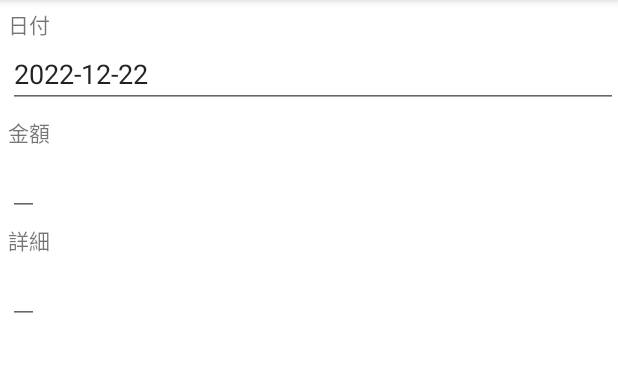
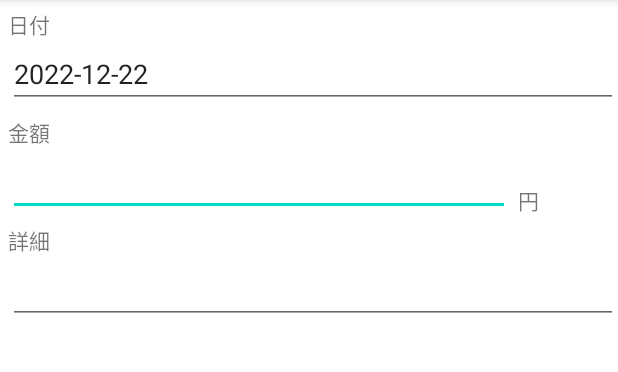
Before and after one commit to PoloLavapies/Kakeibo, an Android app: the AddActivity screen opened directly, with no data from a screen before it, on a phone screen of 412 x 824 dp, the part 84-456 px from its top. Run offline under Robolectric (Android 15) with nearby library versions, the phone set to English and light mode, and no system bars.

Commit message:
追加ページ ボタン以外完成

```diff
--- a/app/src/main/java/com/example/kakeibo/AddActivity.kt
+++ b/app/src/main/java/com/example/kakeibo/AddActivity.kt
@@ -1,17 +1,12 @@
 package com.example.kakeibo
 
-import android.app.ActionBar.LayoutParams
 import android.app.DatePickerDialog
 import androidx.appcompat.app.AppCompatActivity
 import android.os.Bundle
 import android.text.InputType
-import android.util.Log
-import android.view.WindowManager.LayoutParams.SOFT_INPUT_STATE_ALWAYS_HIDDEN
 import android.widget.EditText
-import android.widget.TextView
 import java.time.LocalDate
 import java.time.format.DateTimeFormatter
-import java.util.Calendar
 
 class AddActivity : AppCompatActivity() {
     override fun onCreate(savedInstanceState: Bundle?) {
@@ -19,7 +14,7 @@ class AddActivity : AppCompatActivity() {
         setContentView(R.layout.activity_add)
 
         var dateEdit = findViewById<EditText>(R.id.date)
-        dateEdit.setInputType(InputType.TYPE_NULL)
+        dateEdit.inputType = InputType.TYPE_NULL
         dateEdit.setText(getDate())
         dateEdit.setOnClickListener() {
             showDatePickerDialog(dateEdit)
--- a/app/src/main/res/layout/activity_add.xml
+++ b/app/src/main/res/layout/activity_add.xml
@@ -38,13 +38,26 @@
 
     <EditText
         android:id="@+id/money"
-        android:layout_width="wrap_content"
+        android:layout_width="0dp"
         android:layout_height="wrap_content"
-        android:inputType="text"
+        android:inputType="number"
         android:layout_marginStart="5dp"
-        android:focusableInTouchMode="false"
         app:layout_constraintStart_toStartOf="parent"
-        app:layout_constraintTop_toBottomOf="@id/money_text" />
+        app:layout_constraintEnd_toStartOf="@id/yen"
+        app:layout_constraintTop_toBottomOf="@id/money_text"
+        app:layout_constraintHorizontal_weight="5"/>
+
+    <TextView
+        android:id="@+id/yen"
+        android:layout_width="0dp"
+        android:layout_height="wrap_content"
+        android:text="円"
+        android:layout_marginStart="5dp"
+        android:layout_marginTop="5dp"
+        app:layout_constraintStart_toEndOf="@+id/money"
+        app:layout_constraintEnd_toEndOf="parent"
+        app:layout_constraintBottom_toBottomOf="@id/money"
+        app:layout_constraintHorizontal_weight="1"/>
 
     <TextView
         android:id="@+id/detail_text"
@@ -58,11 +71,10 @@
 
     <EditText
         android:id="@+id/detail"
-        android:layout_width="wrap_content"
+        android:layout_width="match_parent"
         android:layout_height="wrap_content"
         android:inputType="text"
         android:layout_marginStart="5dp"
-        android:focusableInTouchMode="false"
         app:layout_constraintStart_toStartOf="parent"
         app:layout_constraintTop_toBottomOf="@id/detail_text" />
 
```
